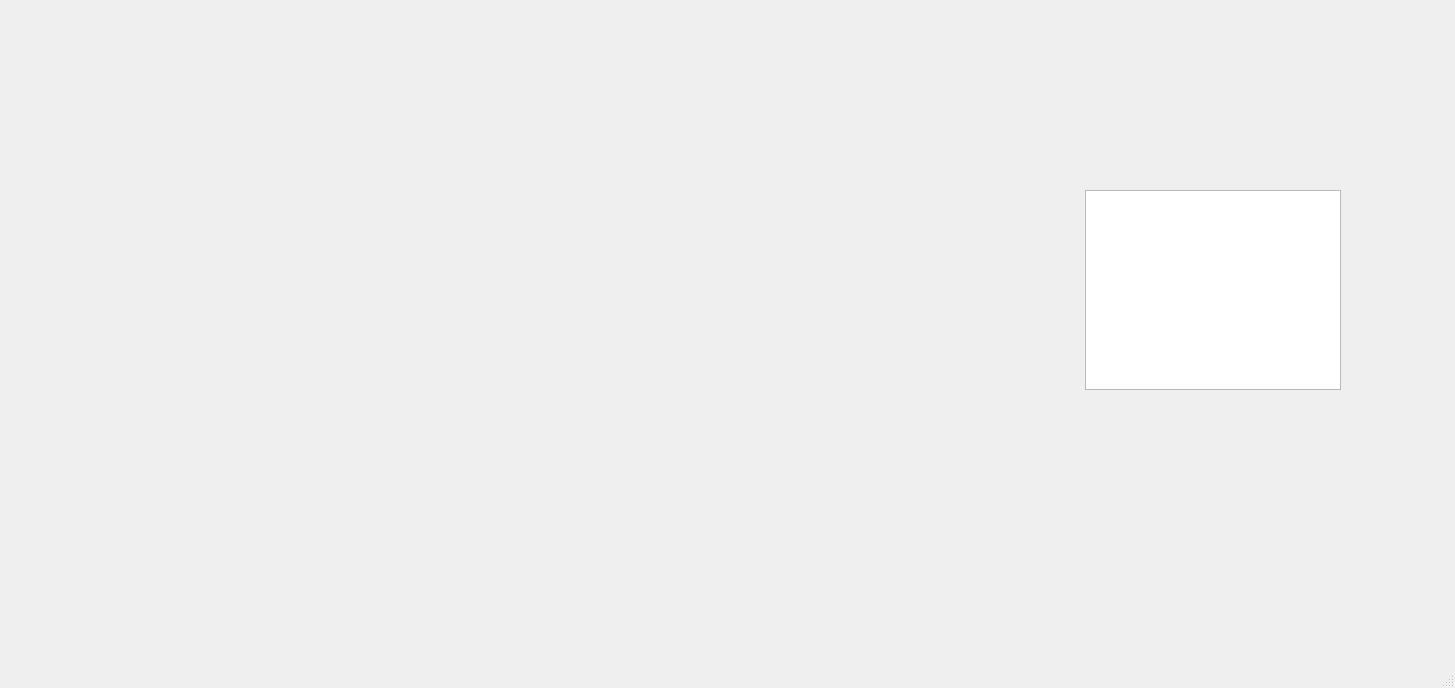
Before: the Qt Designer form ui/mainwindow.ui in willasantos/Projeto-SDMC, drawn with Qt 5.
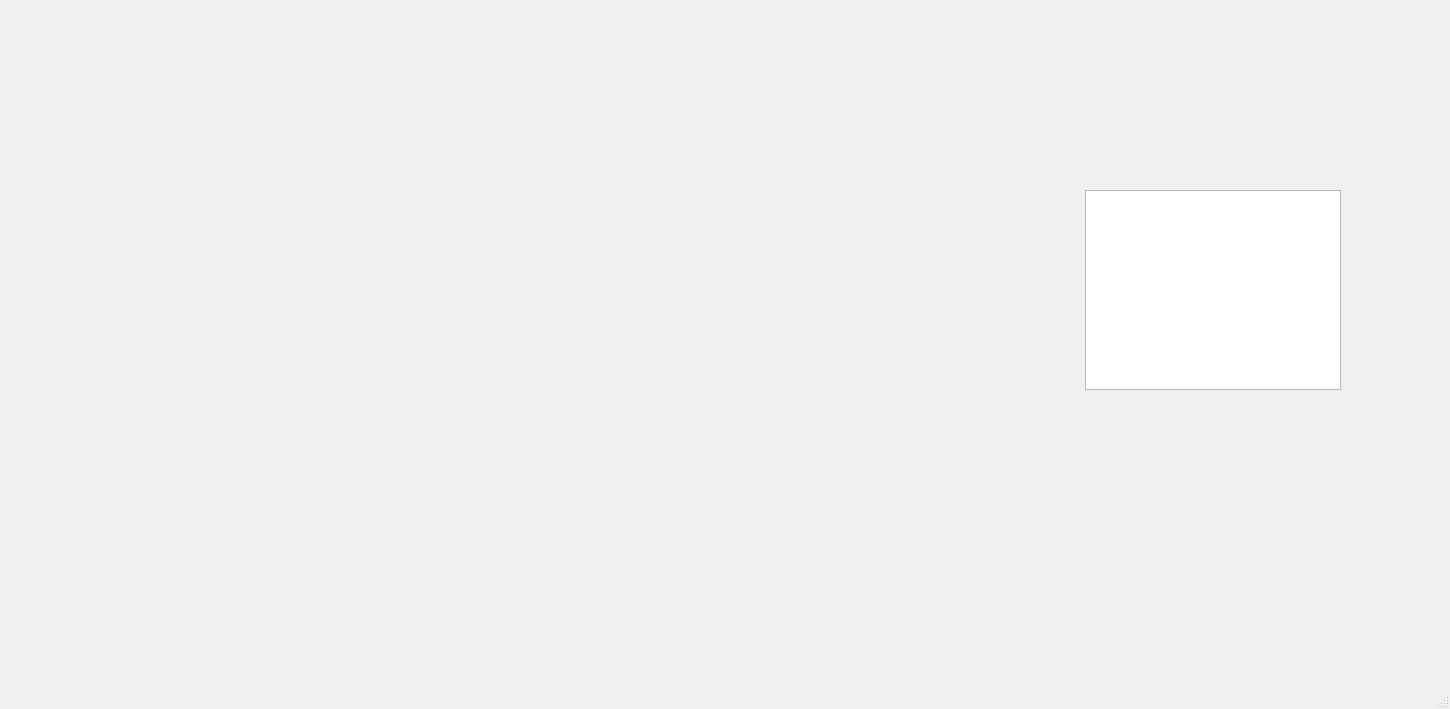
After: the same form once the commit is applied. The open tabs and pages were chosen to show the change.

```diff
--- a/ui/mainwindow.ui
+++ b/ui/mainwindow.ui
@@ -6,8 +6,8 @@
    <rect>
     <x>0</x>
     <y>0</y>
-    <width>1455</width>
-    <height>688</height>
+    <width>1450</width>
+    <height>709</height>
    </rect>
   </property>
   <property name="windowTitle">
@@ -20,7 +20,7 @@
       <x>30</x>
       <y>-30</y>
       <width>1371</width>
-      <height>661</height>
+      <height>701</height>
      </rect>
     </property>
     <widget class="QWidget" name="page_home">
```
Left out of the diff: 4 changed lines with no effect on the pictures.
